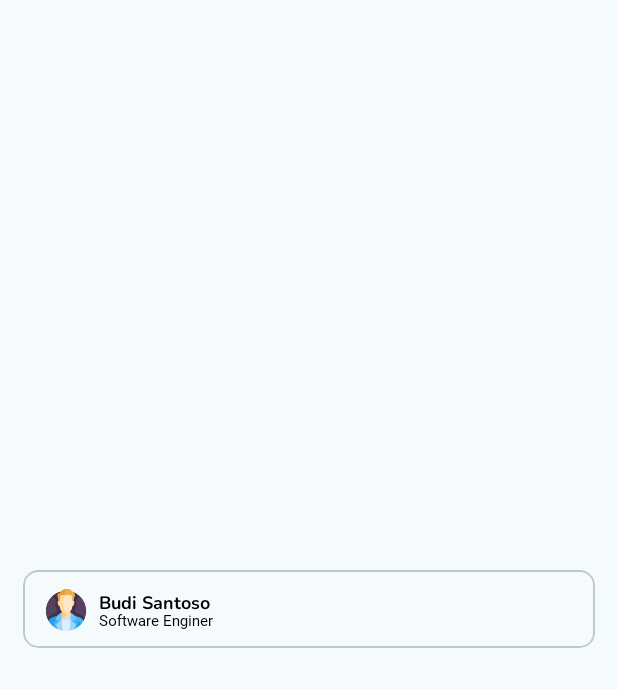
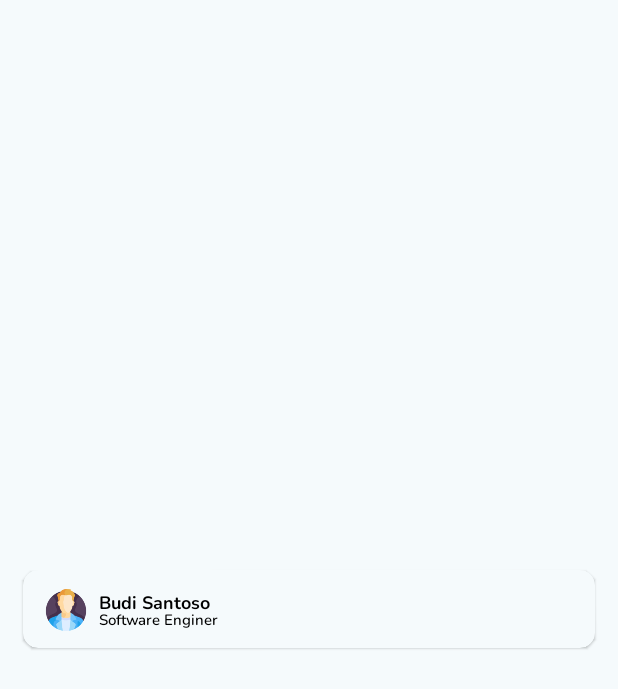
Before and after one commit to GetHubBangkit/gethub-app, an Android app: the layout item_analitic_gethubkamudilihatoleh.xml on its own in the app's theme, with its tools: preview values and no code run, on a phone screen of 412 x 824 dp. Shown: the top 689 px of the screen. Run offline under Robolectric (Android 15) with nearby library versions, the phone set to English and light mode, and no system bars.

Commit message:
feat: update item analitic

```diff
--- a/app/src/main/res/layout/item_analitic_gethubkamudilihatoleh.xml
+++ b/app/src/main/res/layout/item_analitic_gethubkamudilihatoleh.xml
@@ -7,7 +7,7 @@
     android:layout_marginLeft="15dp"
     android:layout_marginRight="15dp"
     app:cardCornerRadius="10dp"
-    android:theme="@style/AppTheme"
+    android:theme="@style/MainActivityTheme"
     android:layout_marginBottom="6dp"
     android:layout_gravity="center">
 
@@ -53,7 +53,7 @@
             android:text="Software Enginer"
             android:textColor="@android:color/black"
             android:textSize="10sp"
-            app:fontFamily="@font/nunito"
+            style="@style/Nunito"
             app:layout_constraintBottom_toBottomOf="parent"
             app:layout_constraintEnd_toEndOf="parent"
             app:layout_constraintHorizontal_bias="0.03"
```
